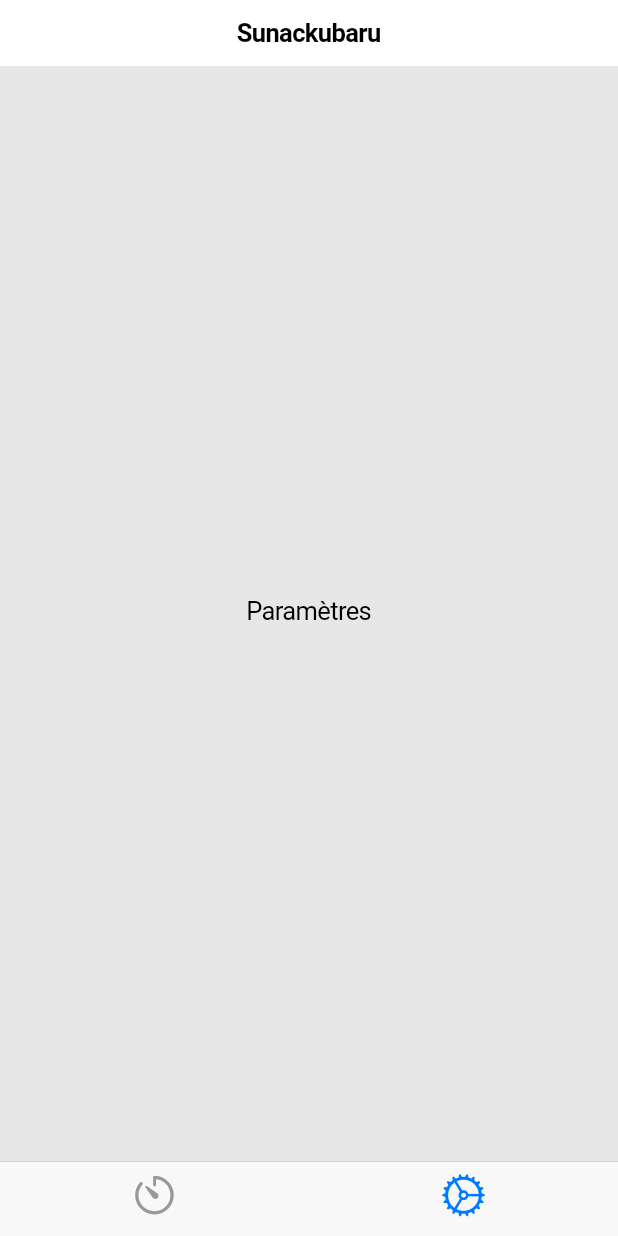
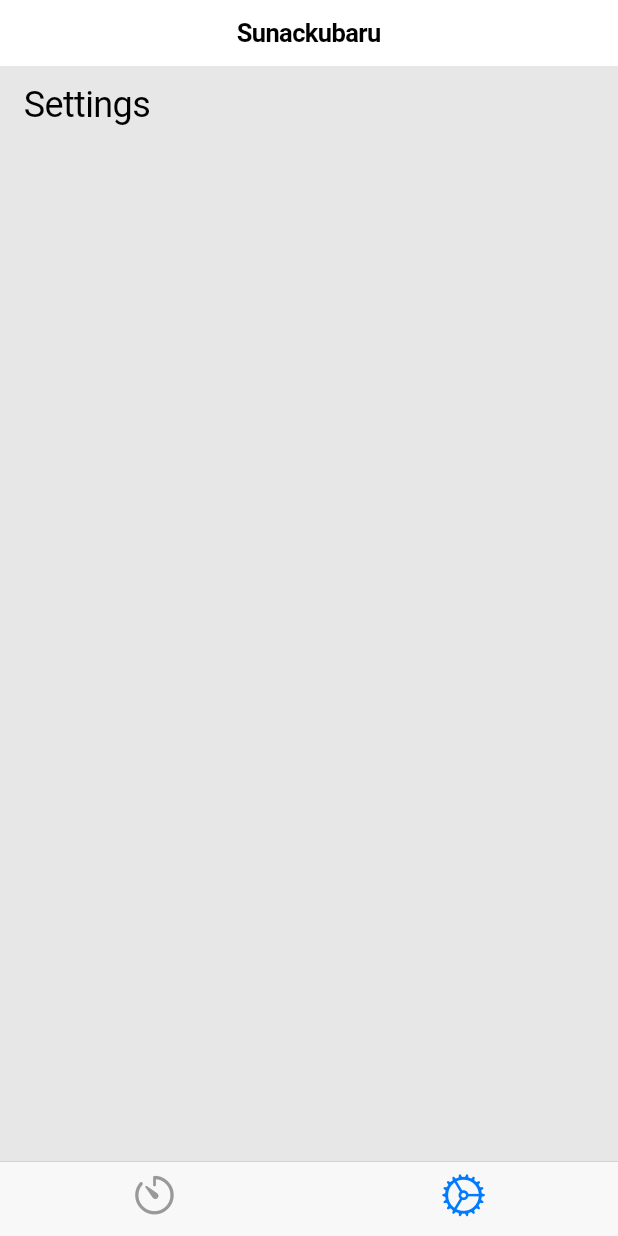
Before and after one commit to tun43p/sunackubaru, a Flutter app: the screen it shows after launch, item 2 of the bottom bar chosen, on a phone screen of 412 x 824 dp. Run offline on Flutter 3.47's test engine with Material 2 defaults, Android fonts, the light colour scheme and no system bars; generated files the repository leaves out were written again.

Commit message:
fix: some localization and layout issues

```diff
--- a/lib/features/settings/settings_page.dart
+++ b/lib/features/settings/settings_page.dart
@@ -1,16 +1,25 @@
 import 'package:flutter/cupertino.dart';
 import 'package:sunackubaru/core/i18n/i18n.g.dart';
+import 'package:sunackubaru/core/theme/theme_constants.dart';
 
 class SettingsPage extends StatelessWidget {
   const SettingsPage({super.key});
 
   @override
   Widget build(BuildContext context) {
-    return Column(
-      mainAxisAlignment: MainAxisAlignment.center,
-      children: <Widget>[
-        Text(t.settings.title),
-      ],
+    return SingleChildScrollView(
+      child: Padding(
+        padding: const EdgeInsets.all(kDefaultPageSpace),
+        child: Column(
+          crossAxisAlignment: CrossAxisAlignment.start,
+          children: <Widget>[
+            Text(
+              t.settings.title,
+              style: const TextStyle(fontSize: 24),
+            ),
+          ],
+        ),
+      ),
     );
   }
 }
--- a/lib/main.dart
+++ b/lib/main.dart
@@ -1,9 +1,13 @@
 import 'package:flutter/cupertino.dart';
 import 'package:provider/provider.dart';
+import 'package:sunackubaru/core/i18n/i18n.g.dart';
 import 'package:sunackubaru/features/tasks/tasks_provider.dart';
 import 'package:sunackubaru/sunackubaru.dart';
 
 void main() {
+  WidgetsFlutterBinding.ensureInitialized();
+  LocaleSettings.useDeviceLocale();
+
   runApp(
     MultiProvider(
       providers: <ChangeNotifierProvider<ChangeNotifier>>[
--- a/lib/sunackubaru.dart
+++ b/lib/sunackubaru.dart
@@ -1,4 +1,5 @@
 import 'package:flutter/cupertino.dart';
+import 'package:flutter_localizations/flutter_localizations.dart';
 import 'package:sunackubaru/core/i18n/i18n.g.dart';
 import 'package:sunackubaru/core/theme/theme_constants.dart';
 import 'package:sunackubaru/features/settings/settings_page.dart';
@@ -25,7 +26,13 @@ class Sunackubaru extends StatelessWidget {
   Widget build(BuildContext context) {
     return CupertinoApp(
       title: t.core.title,
-      theme: const CupertinoThemeData(),
+      theme: const CupertinoThemeData(applyThemeToAll: true),
+      localizationsDelegates: const <LocalizationsDelegate<Object>>[
+        GlobalCupertinoLocalizations.delegate,
+        GlobalMaterialLocalizations.delegate,
+        GlobalWidgetsLocalizations.delegate,
+      ],
+      supportedLocales: AppLocaleUtils.supportedLocales,
       home: CupertinoPageScaffold(
         navigationBar: CupertinoNavigationBar(
           middle: Text(t.core.title),
--- a/pubspec.yaml
+++ b/pubspec.yaml
@@ -11,6 +11,8 @@ environment:
 dependencies:
   cupertino_icons: ^1.0.2
   flutter:
+    sdk: flutter
+  flutter_localizations:
     sdk: flutter
   provider: ^6.0.5
   slang: ^3.19.0
```
Also changed, not shown: lib/features/tasks/tasks_page.dart (+6 -2 lines), pubspec.lock.
